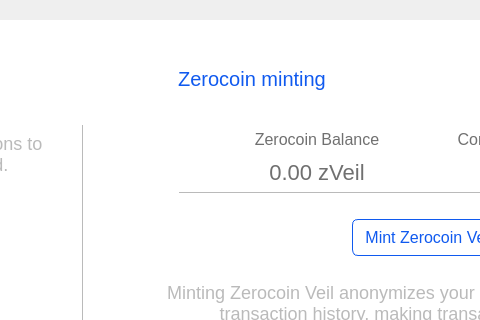
Before: the Qt Designer form src/qt/veil/forms/settingsminting.ui in Veil-Project/veil, drawn with Qt 5; both pictures show x 294 to 774 and y 0 to 320 of the 1100 by 600 pixel window.
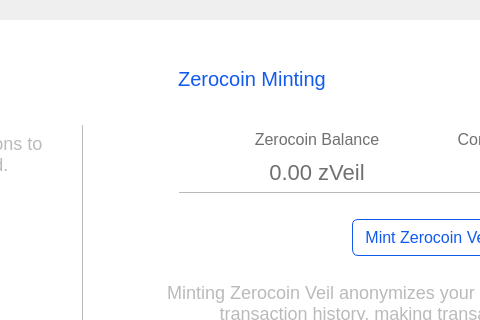
After: the same form once the commit is applied. Icons and pictures are not drawn.

Commit message: Capitalize Minting

Diff of the .ui file:
```diff
--- a/src/qt/veil/forms/settingsminting.ui
+++ b/src/qt/veil/forms/settingsminting.ui
@@ -138,7 +138,7 @@
 }</string>
               </property>
               <property name="text">
-               <string>Zerocoin minting</string>
+               <string>Zerocoin Minting</string>
               </property>
               <property name="checkable">
                <bool>true</bool>
```
The commit also changes 1 other file.
